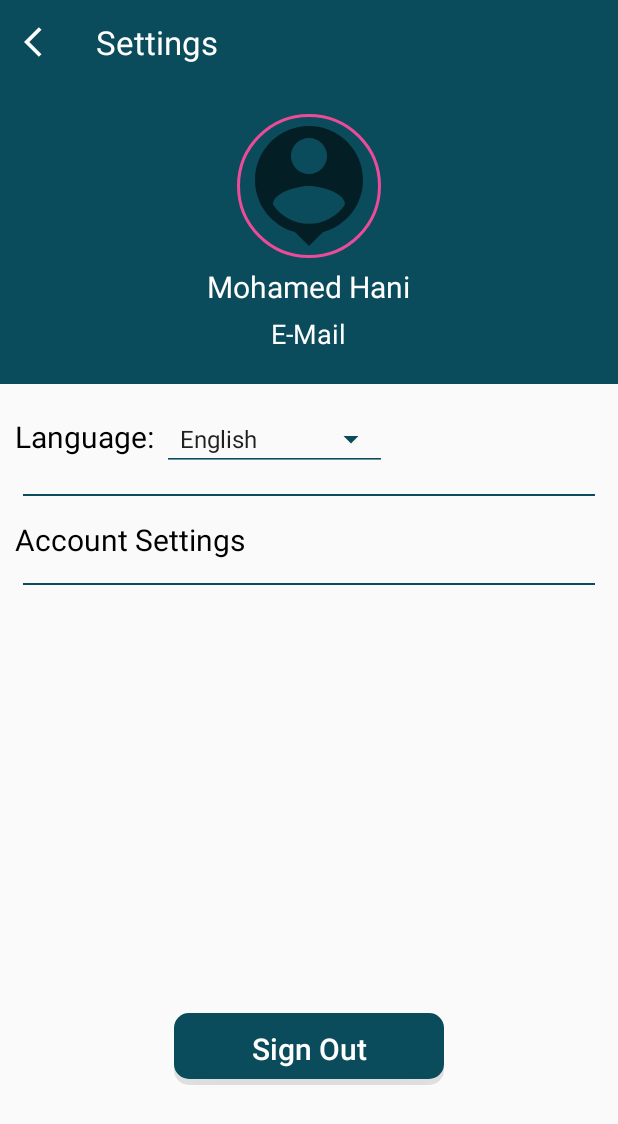
After one commit to MichealMoris/Connect-Guard, an Android app: the fragment SettingsFragment shown on its own in the app's theme, on a phone screen of 412 x 824 dp. The commit adds this screen. Shown: the top 1124 px of the screen. Run offline under Robolectric (Android 15) with nearby library versions, the phone set to English and light mode, and no system bars; our stand-ins replace CircleImageView.

Commit message:
Requests & Settings MH

```diff
--- a/app/build.gradle
+++ b/app/build.gradle
@@ -34,4 +34,9 @@ dependencies {
     //Material Design
     implementation 'com.google.android.material:material:1.1.0'
 
+    //Circular Image
+    implementation 'de.hdodenhof:circleimageview:3.1.0'
+    //RecyclerView and CardView
+    implementation "androidx.recyclerview:recyclerview:1.1.0"
+    implementation "androidx.cardview:cardview:1.0.0"
 }
--- /dev/null
+++ b/app/src/main/java/com/genius/connectguard/SettingsFragment.java
@@ -0,0 +1,19 @@
+package com.genius.connectguard;
+
+import android.os.Bundle;
+import android.view.LayoutInflater;
+import android.view.View;
+import android.view.ViewGroup;
+
+import androidx.annotation.NonNull;
+import androidx.annotation.Nullable;
+import androidx.fragment.app.Fragment;
+
+public class SettingsFragment extends Fragment {
+    @Nullable
+    @Override
+    public View onCreateView(@NonNull LayoutInflater inflater, @Nullable ViewGroup container, @Nullable Bundle savedInstanceState) {
+        View view = inflater.inflate(R.layout.fragment_settings, container, false);
+        return view;
+    }
+}
--- /dev/null
+++ b/app/src/main/res/drawable/ic_back.xml
@@ -0,0 +1,5 @@
+<vector android:height="24dp" android:tint="#FFFFFF"
+    android:viewportHeight="24" android:viewportWidth="24"
+    android:width="24dp" xmlns:android="http://schemas.android.com/apk/res/android">
+    <path android:fillColor="@android:color/white" android:pathData="M11.67,3.87L9.9,2.1 0,12l9.9,9.9 1.77,-1.77L3.54,12z"/>
+</vector>
--- /dev/null
+++ b/app/src/main/res/drawable/profile.xml
@@ -0,0 +1,10 @@
+<vector xmlns:android="http://schemas.android.com/apk/res/android"
+    android:width="24dp"
+    android:height="24dp"
+    android:viewportWidth="24"
+    android:viewportHeight="24"
+    android:tint="?attr/colorControlNormal">
+  <path
+      android:fillColor="@android:color/white"
+      android:pathData="M12,2c-4.97,0 -9,4.03 -9,9 0,4.17 2.84,7.67 6.69,8.69L12,22l2.31,-2.31C18.16,18.67 21,15.17 21,11c0,-4.97 -4.03,-9 -9,-9zM12,4c1.66,0 3,1.34 3,3s-1.34,3 -3,3 -3,-1.34 -3,-3 1.34,-3 3,-3zM12,18.3c-2.5,0 -4.71,-1.28 -6,-3.22 0.03,-1.99 4,-3.08 6,-3.08 1.99,0 5.97,1.09 6,3.08 -1.29,1.94 -3.5,3.22 -6,3.22z"/>
+</vector>
--- /dev/null
+++ b/app/src/main/res/layout/fragment_settings.xml
@@ -0,0 +1,135 @@
+<?xml version="1.0" encoding="utf-8"?>
+<ScrollView xmlns:android="http://schemas.android.com/apk/res/android"
+    xmlns:app="http://schemas.android.com/apk/res-auto"
+    android:layout_width="match_parent"
+    android:layout_height="match_parent"
+    >
+    <LinearLayout
+        android:layout_width="match_parent"
+        android:layout_height="wrap_content"
+        android:orientation="vertical">
+
+        <androidx.appcompat.widget.Toolbar
+            android:layout_width="match_parent"
+            android:layout_height="wrap_content"
+            android:background="#0B4C5C">
+
+            <ImageButton
+                android:id="@+id/ib_back"
+                android:layout_width="wrap_content"
+                android:layout_height="wrap_content"
+                android:background="@drawable/ic_back" />
+
+            <TextView
+                android:layout_width="wrap_content"
+                android:layout_height="wrap_content"
+                android:layout_marginStart="40dp"
+                android:text="@string/settings"
+                android:textColor="#fff"
+                android:textSize="22sp" />
+        </androidx.appcompat.widget.Toolbar>
+
+        <LinearLayout
+            android:layout_width="match_parent"
+            android:layout_height="200dp"
+            android:background="#0B4C5C"
+            android:orientation="vertical">
+
+            <de.hdodenhof.circleimageview.CircleImageView
+                android:id="@+id/profile_image"
+                android:layout_width="96dp"
+                android:layout_height="96dp"
+                android:layout_gravity="center"
+                android:layout_marginTop="20dp"
+                android:src="@drawable/profile"
+                app:civ_border_color="#EB4B98"
+                app:civ_border_width="2dp" />
+
+            <TextView
+                android:id="@+id/tv_userName"
+                android:layout_width="wrap_content"
+                android:layout_height="wrap_content"
+                android:layout_gravity="center"
+                android:layout_marginTop="5dp"
+                android:text="@string/userName"
+                android:textColor="#fff"
+                android:textSize="20sp" />
+
+            <TextView
+                android:id="@+id/tv_email"
+                android:layout_width="wrap_content"
+                android:layout_height="wrap_content"
+                android:layout_gravity="center"
+                android:layout_marginTop="5dp"
+                android:text="@string/e_mail"
+                android:textColor="#fff"
+                android:textSize="18sp" />
+
+        </LinearLayout>
+
+        <LinearLayout
+            android:layout_width="match_parent"
+            android:layout_height="wrap_content"
+            android:orientation="horizontal">
+
+            <TextView
+                android:layout_width="wrap_content"
+                android:layout_height="wrap_content"
+                android:layout_marginLeft="10dp"
+                android:layout_marginTop="15dp"
+                android:text="@string/language"
+                android:textColor="#000"
+                android:textSize="20sp" />
+
+            <Spinner
+                android:theme="@style/ThemeSpinner"
+                style="@style/Base.Widget.AppCompat.Spinner.Underlined"
+                android:id="@+id/spinner"
+                android:layout_width="150dp"
+                android:layout_height="wrap_content"
+                android:layout_marginStart="5dp"
+                android:layout_marginTop="15dp"
+                android:entries="@array/language_spinner" />
+
+        </LinearLayout>
+
+        <View
+            android:layout_width="match_parent"
+            android:layout_height="1dp"
+            android:layout_margin="15dp"
+            android:background="#0B4C5C" />
+
+        <TextView
+            android:id="@+id/tv_accountSettings"
+            android:layout_width="match_parent"
+            android:layout_height="wrap_content"
+            android:layout_marginLeft="10dp"
+            android:text="@string/account_settings"
+            android:textColor="#000"
+            android:textSize="20sp" />
+
+        <View
+            android:layout_width="match_parent"
+            android:layout_height="1dp"
+            android:layout_margin="15dp"
+            android:background="#0B4C5C" />
+
+        <LinearLayout
+            android:orientation="vertical"
+            android:layout_marginTop="270dp"
+            android:layout_width="match_parent"
+            android:layout_height="120dp" >
+        <Button
+            android:id="@+id/btn_signOut"
+            android:layout_width="180dp"
+            android:layout_height="wrap_content"
+            android:layout_gravity="center_horizontal"
+            android:background="@drawable/button_background"
+            android:text="Sign Out"
+            android:textAllCaps="false"
+            android:textColor="#fff"
+            android:textSize="20sp" />
+
+        </LinearLayout>
+    </LinearLayout>
+</ScrollView>
--- a/app/src/main/res/values/strings.xml
+++ b/app/src/main/res/values/strings.xml
@@ -12,10 +12,21 @@
     <string name="address">Address</string>
     <string name="phone_number">Phone Number</string>
     <string name="car_model">Car Model</string>
-    <string name="language">Language</string>
+    <string name="language">Language:</string>
     <string name="sign_up">Sign Up</string>
     <string name="already_have_account">Already Have Account?</string>
     <string name="sign_in">Sign In</string>
+    <string name="settings">Settings</string>
+    <string name="userName">Mohamed Hani</string>
+    <string name="account_settings">Account Settings</string>
+    <string name="requests">Requests</string>
+    <string name="carType">Lancer Puma</string>
+    <string name="order">Order:</string>
+    <string name="orderName">Car Screen Protector From Samsung</string>
+    <string name="send_order">Send Order</string>
+    <string name="cancel">Cancel</string>
+    <string name="totalPrice">100 L.E</string>
+    <string name="price">Total Price:</string>
     <string-array name="language_spinner">
         <item>English</item>
         <item>العربية</item>
--- a/app/src/main/res/values/styles.xml
+++ b/app/src/main/res/values/styles.xml
@@ -7,4 +7,9 @@
         <item name="colorAccent">@color/mainPink</item>
     </style>
 
+    <style name="ThemeSpinner">
+        <!-- Default color for the dropdown arrow and line -->
+        <item name="colorControlNormal">#0B4C5C</item>
+    </style>
+
 </resources>
```
Also changed, not shown: app/src/main/java/com/genius/connectguard/RequestsFragment.java (added, +19 -0 lines), app/src/main/res/drawable/button_cancel.xml (added, +16 -0 lines), app/src/main/res/layout/fragment_requests.xml (added, +35 -0 lines), app/src/main/res/layout/item_requests.xml (added, +153 -0 lines).
